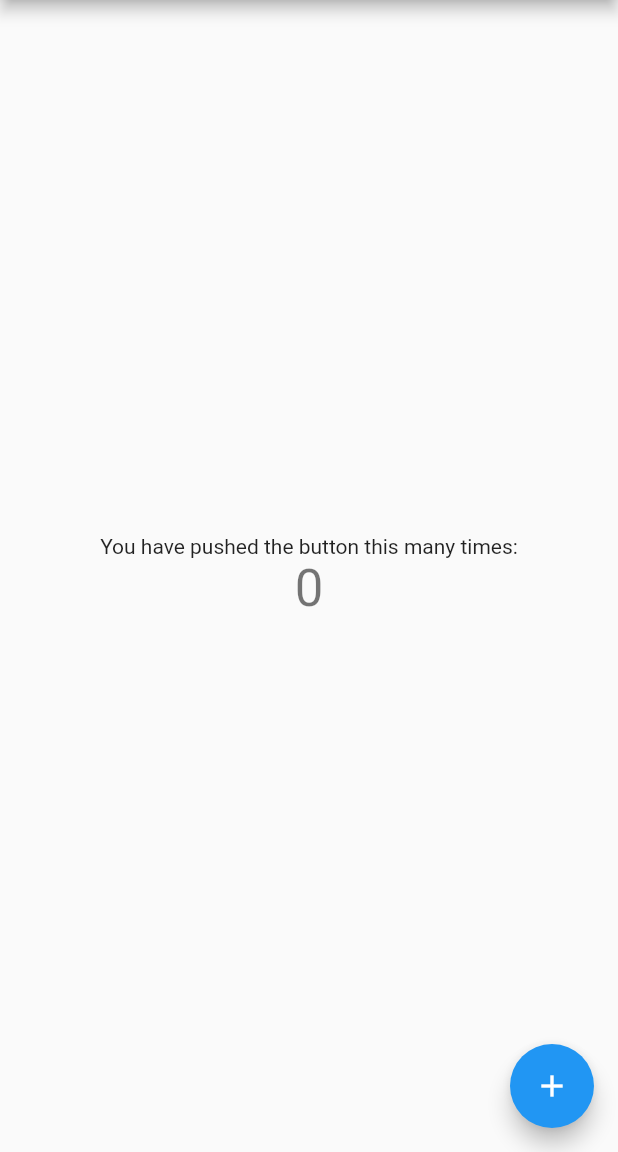
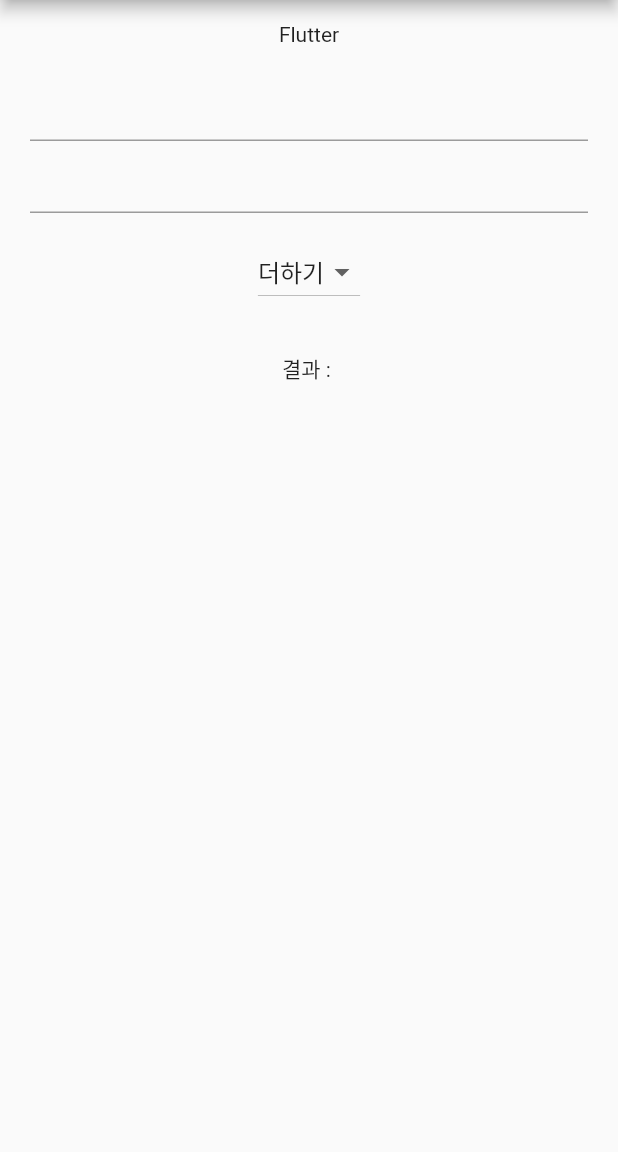
Before and after one commit to yousung/flutter-study, a Flutter app: the screen it shows after launch, on a phone screen of 412 x 824 dp, the part 84-1236 px from its top. Run offline on Flutter 3.47's test engine with Material 2 defaults, Android fonts, the phone set to English and light mode, and no system bars.

Commit message:
계산기 만들기

```diff
--- a/lib/main.dart
+++ b/lib/main.dart
@@ -30,12 +30,37 @@ class MyHomePage extends StatefulWidget {
 }
 
 class _MyHomePageState extends State<MyHomePage> {
-  int _counter = 0;
+  String sum = '';
 
-  void _incrementCounter() {
+  TextEditingController value1 = TextEditingController();
+  TextEditingController value2 = TextEditingController();
+  FocusNode fn = FocusNode();
+
+  final List _buttonList = ['더하기', '빼기', '곱하기', '나누기'];
+  final List<DropdownMenuItem<String>> _dropDownMenuItems = [];
+  String _buttonText = '';
+
+  onPress() {
     setState(() {
-      _counter++;
+      int result = int.parse(value1.value.text) + int.parse(value2.value.text);
+      sum = '$result';
+
+      value1.text = '';
+      value2.text = '';
+      fn.requestFocus();
     });
+  }
+
+  @override
+  void initState() {
+    super.initState();
+    for (var item in _buttonList) {
+      _dropDownMenuItems.add(DropdownMenuItem(
+        child: Text(item),
+        value: item,
+      ));
+    }
+    _buttonText = _dropDownMenuItems[0].value!;
   }
 
   @override
@@ -44,24 +69,45 @@ class _MyHomePageState extends State<MyHomePage> {
       appBar: AppBar(
         title: Text(widget.title),
       ),
-      body: Center(
+      body: SafeArea(
         child: Column(
-          mainAxisAlignment: MainAxisAlignment.center,
           children: <Widget>[
-            const Text(
-              'You have pushed the button this many times:',
+            const Padding(
+              padding: EdgeInsets.all(15),
+              child: Text('Flutter'),
             ),
-            Text(
-              '$_counter',
-              style: Theme.of(context).textTheme.headline4,
+            Padding(
+              padding: const EdgeInsets.only(left: 20, right: 20),
+              child: TextField(
+                keyboardType: TextInputType.number,
+                controller: value1,
+                focusNode: fn,
+              ),
             ),
+            Padding(
+              padding: const EdgeInsets.only(left: 20, right: 20),
+              child: TextField(
+                keyboardType: TextInputType.number,
+                controller: value2,
+              ),
+            ),
+            Padding(
+                padding: const EdgeInsets.all(15),
+                child: DropdownButton(
+                  items: _dropDownMenuItems,
+                  value: _buttonText,
+                  onChanged: (value) {
+                    setState(() {
+                      _buttonText = '$value';
+                    });
+                  },
+                )),
+            Padding(
+              padding: const EdgeInsets.all(15),
+              child: Text('결과 : $sum'),
+            )
           ],
         ),
-      ),
-      floatingActionButton: FloatingActionButton(
-        onPressed: _incrementCounter,
-        tooltip: 'Increment',
-        child: const Icon(Icons.add),
       ),
     );
   }
```
